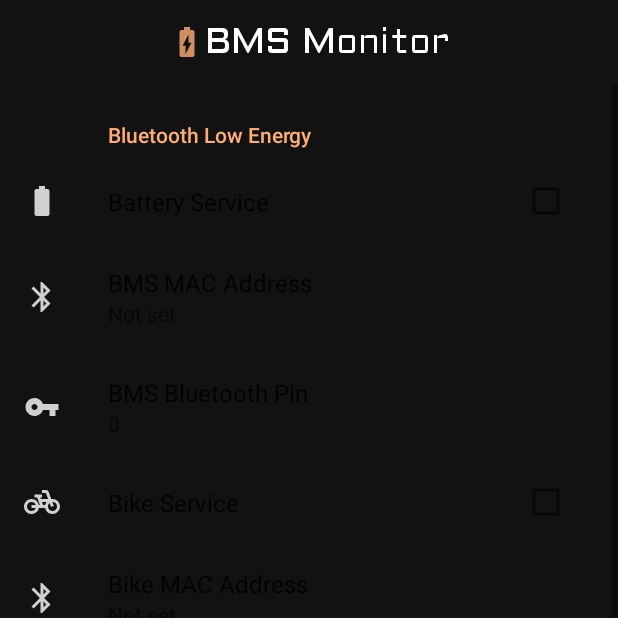
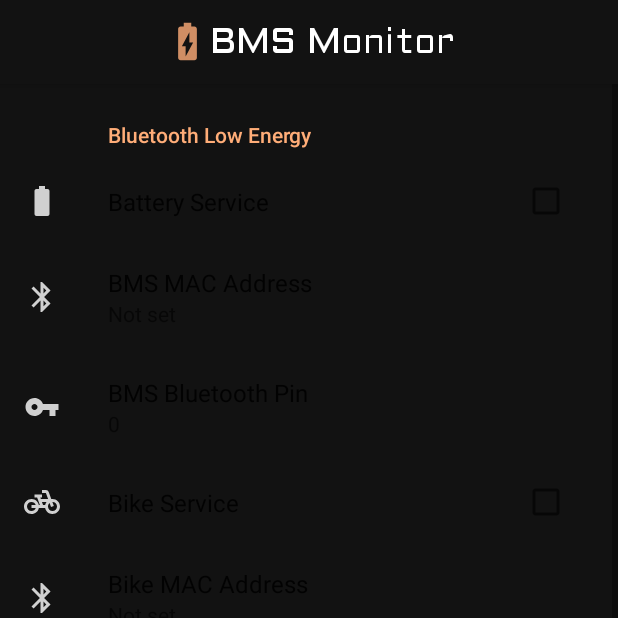
Before and after one commit to Jnnshschl/AndroidBMSApp, an Android app: the SettingsFragment screen opened through its navigation route, on a phone screen of 412 x 824 dp, the top half of it. Run offline under Robolectric (Android 15) with nearby library versions, the phone set to English and light mode, and no system bars; our stand-ins replace androidx.preference; libraries missing offline, so code that uses them is left out: com.github.anastr.speedviewlib, com.github.mikephil.charting, io.realm; 25 statements that could not run were skipped.

Commit message:
small ui tweaks, refactoring

```diff
--- a/app/build.gradle
+++ b/app/build.gradle
@@ -41,7 +41,6 @@ android {
 }
 
 dependencies {
-    implementation "org.jetbrains.kotlin:kotlin-stdlib:$kotlin_version"
     implementation 'androidx.core:core-ktx:1.3.2'
     implementation 'androidx.appcompat:appcompat:1.2.0'
     implementation 'com.google.android.material:material:1.2.1'
--- a/app/src/main/java/de/jnns/bmsmonitor/BatteryFragment.kt
+++ b/app/src/main/java/de/jnns/bmsmonitor/BatteryFragment.kt
@@ -5,7 +5,6 @@ import android.content.Context
 import android.content.Intent
 import android.content.IntentFilter
 import android.content.res.ColorStateList
-import android.graphics.Color
 import android.os.Bundle
 import android.view.LayoutInflater
 import android.view.View
@@ -21,12 +20,7 @@ import com.github.anastr.speedviewlib.components.Section
 import com.github.mikephil.charting.data.BarData
 import com.github.mikephil.charting.data.BarDataSet
 import com.github.mikephil.charting.data.BarEntry
-import com.github.mikephil.charting.data.Entry
 import com.github.mikephil.charting.formatter.DefaultValueFormatter
-import com.github.mikephil.charting.formatter.IValueFormatter
-import com.github.mikephil.charting.formatter.ValueFormatter
-import com.github.mikephil.charting.utils.ColorTemplate
-import com.github.mikephil.charting.utils.ViewPortHandler
 import com.google.gson.Gson
 import de.jnns.bmsmonitor.data.BatteryData
 import de.jnns.bmsmonitor.databinding.FragmentBatteryBinding
@@ -43,23 +37,19 @@ class BatteryFragment : Fragment() {
     // no need to refresh data in the background
     private var isInForeground = false
 
-    // used to create the cell bars
-    private lateinit var cellBars: ArrayList<ProgressBar>
-    private var cellBarsInitialized = false
-
     // time calculation smoothing
     // default 5 min
     private var smoothCount = 60 * 5
     private var smoothIndex = 0
     private var wattValues = FloatArray(smoothCount)
 
-    private var minCellVoltage = 4200
-    private var maxCellVoltage = 3000
+    private var minCellVoltage = 0
+    private var maxCellVoltage = 0
 
     private val mMessageReceiver: BroadcastReceiver = object : BroadcastReceiver() {
         override fun onReceive(context: Context, intent: Intent) {
             try {
-                val msg: String = intent.getStringExtra("batteryData")
+                val msg: String = intent.getStringExtra("batteryData")!!
 
                 binding.labelStatus.text = String.format(resources.getString(R.string.connectedToBms), intent.getStringExtra("deviceName"))
 
@@ -126,10 +116,10 @@ class BatteryFragment : Fragment() {
         binding.speedViewSpeed.minSpeed = PreferenceManager.getDefaultSharedPreferences(requireContext()).getString("minPower", "-500")!!.toFloat()
         binding.speedViewSpeed.maxSpeed = PreferenceManager.getDefaultSharedPreferences(requireContext()).getString("maxPower", "1000")!!.toFloat()
 
-        minCellVoltage = PreferenceManager.getDefaultSharedPreferences(requireContext()).getString("minCellVoltage", "1000")!!.toInt()
-        maxCellVoltage = PreferenceManager.getDefaultSharedPreferences(requireContext()).getString("maxCellVoltage", "1000")!!.toInt()
+        minCellVoltage = PreferenceManager.getDefaultSharedPreferences(requireContext()).getString("minCellVoltage", "2500")!!.toInt()
+        maxCellVoltage = PreferenceManager.getDefaultSharedPreferences(requireContext()).getString("maxCellVoltage", "4200")!!.toInt()
 
-        binding.barchartCells.setNoDataTextColor(resources.getColor(R.color.white))
+        binding.barchartCells.setNoDataTextColor(requireActivity().getColor(R.color.white))
         binding.barchartCells.setNoDataText("...")
 
         binding.barchartCells.setPinchZoom(false)
@@ -160,7 +150,6 @@ class BatteryFragment : Fragment() {
         super.onResume()
 
         isInForeground = true
-        cellBarsInitialized = false
 
         binding.speedViewSpeed.speedTo(0.0f, 0)
         binding.labelStatus.text = getString(R.string.waitForBms)
@@ -231,10 +220,10 @@ class BatteryFragment : Fragment() {
             }
 
             val barDataSetVoltage = BarDataSet(cellBars, "Cell Voltages")
-            barDataSetVoltage.valueTextColor = resources.getColor(R.color.white)
+            barDataSetVoltage.valueTextColor = requireActivity().getColor(R.color.white)
             barDataSetVoltage.valueTextSize = 12.0f
             barDataSetVoltage.valueFormatter = DefaultValueFormatter(2)
-            barDataSetVoltage.setColors(resources.getColor(R.color.primaryLightGreen))
+            barDataSetVoltage.setColors(requireActivity().getColor(R.color.primaryLightGreen))
 
             val barData = BarData(barDataSetVoltage)
             binding.barchartCells.data = barData
@@ -421,7 +410,7 @@ class BatteryFragment : Fragment() {
         }
     }
 
-    private fun roundTo(value: Float, decimals: Int = 0): Float {
+    private fun roundTo(value: Float, decimals: Int): Float {
         if (value.isNaN() || value.isInfinite()) {
             return 0.0f
         }
--- a/app/src/main/java/de/jnns/bmsmonitor/BikeFragment.kt
+++ b/app/src/main/java/de/jnns/bmsmonitor/BikeFragment.kt
@@ -5,18 +5,17 @@ import android.content.Context
 import android.content.Intent
 import android.content.IntentFilter
 import android.os.Bundle
-import androidx.fragment.app.Fragment
 import android.view.LayoutInflater
 import android.view.View
 import android.view.ViewGroup
 import androidx.core.content.ContextCompat
+import androidx.fragment.app.Fragment
 import androidx.localbroadcastmanager.content.LocalBroadcastManager
 import androidx.navigation.findNavController
 import androidx.preference.PreferenceManager
 import com.github.anastr.speedviewlib.components.Section
 import com.google.gson.Gson
 import de.jnns.bmsmonitor.data.BikeData
-import de.jnns.bmsmonitor.databinding.FragmentBatteryBinding
 import de.jnns.bmsmonitor.databinding.FragmentBikeBinding
 
 @ExperimentalUnsignedTypes
@@ -27,7 +26,7 @@ class BikeFragment : Fragment() {
     private val mMessageReceiver: BroadcastReceiver = object : BroadcastReceiver() {
         override fun onReceive(context: Context, intent: Intent) {
             try {
-                val msg: String = intent.getStringExtra("bikeData")
+                val msg: String = intent.getStringExtra("bikeData")!!
 
                 binding.labelStatus.text = String.format(resources.getString(R.string.connectedToBike), intent.getStringExtra("deviceName"))
 
--- a/app/src/main/java/de/jnns/bmsmonitor/MainActivity.kt
+++ b/app/src/main/java/de/jnns/bmsmonitor/MainActivity.kt
@@ -24,15 +24,14 @@ class MainActivity : AppCompatActivity() {
         super.onCreate(savedInstanceState)
 
         Realm.init(this)
-        Realm.compactRealm(Realm.getDefaultConfiguration())
+        Realm.compactRealm(Realm.getDefaultConfiguration()!!)
 
         // delete data older than 24h
         // val realm = Realm.getDefaultInstance()
         // realm.where<BatteryData>().lessThan("timestamp", System.currentTimeMillis() - 86400000)
 
         _binding = ActivityMainBinding.inflate(layoutInflater)
-        val view = binding.root
-        setContentView(view)
+        setContentView(binding.root)
 
         val batteryEnabled = PreferenceManager.getDefaultSharedPreferences(this).getBoolean("batteryEnabled", false)
         val bikeEnabled = PreferenceManager.getDefaultSharedPreferences(this).getBoolean("bikeEnabled", false)
--- a/app/src/main/java/de/jnns/bmsmonitor/SettingsFragment.kt
+++ b/app/src/main/java/de/jnns/bmsmonitor/SettingsFragment.kt
@@ -16,16 +16,20 @@ class SettingsFragment : PreferenceFragmentCompat() {
     override fun onViewCreated(view: View, savedInstanceState: Bundle?) {
         super.onViewCreated(view, savedInstanceState)
 
-        val mainActivity = requireActivity() as MainActivity
         val btPreference = findPreference<ListPreference>("macAddress") as ListPreference
+        val btPreferenceBike = findPreference<ListPreference>("macAddressBike") as ListPreference
 
         val bleNames = BleManager.i.getBleNames()
         bleNames.add("None")
         btPreference.entries = bleNames.toTypedArray()
+        btPreferenceBike.entries = bleNames.toTypedArray()
 
         val bleAddresses = BleManager.i.getBleAddresses()
         bleAddresses.add("0")
         btPreference.entryValues = bleAddresses.toTypedArray()
+        btPreferenceBike.entryValues = bleAddresses.toTypedArray()
+
+        val mainActivity = requireActivity() as MainActivity
 
         mainActivity.binding.bottomNavigation.setOnNavigationItemSelectedListener { item ->
             when (item.itemId) {
--- a/app/src/main/java/de/jnns/bmsmonitor/bike/LcdToMcuResponse.kt
+++ b/app/src/main/java/de/jnns/bmsmonitor/bike/LcdToMcuResponse.kt
@@ -1,6 +1,4 @@
 package de.jnns.bmsmonitor.bike
-
-import kotlin.experimental.and
 
 @ExperimentalUnsignedTypes
 class LcdToMcuResponse(bytes: ByteArray) {
--- a/app/src/main/java/de/jnns/bmsmonitor/bluetooth/BikeGattClientCallback.kt
+++ b/app/src/main/java/de/jnns/bmsmonitor/bluetooth/BikeGattClientCallback.kt
@@ -17,10 +17,11 @@ class BikeGattClientCallback(
     val onConnectionFailed: () -> Unit
 ) :
     BluetoothGattCallback() {
+
+    var isConnected = false
+
     lateinit var lcdToMcuCharacteristic: BluetoothGattCharacteristic
     lateinit var mcuToLcdCharacteristic: BluetoothGattCharacteristic
-
-    var isConnected = false
 
     private val serviceUuid = UUID.fromString("c5bcf4cf-48fc-4cbd-a103-22d839e13d33")
     private val lcdToMcuUuid = UUID.fromString("e756a872-cf61-4e8a-bfe7-68868ce56092")
--- a/app/src/main/java/de/jnns/bmsmonitor/bluetooth/BmsGattClientCallback.kt
+++ b/app/src/main/java/de/jnns/bmsmonitor/bluetooth/BmsGattClientCallback.kt
@@ -17,10 +17,11 @@ class BmsGattClientCallback(
     val onConnectionFailed: () -> Unit
 ) :
     BluetoothGattCallback() {
+
+    var isConnected = false
+
     lateinit var readCharacteristic: BluetoothGattCharacteristic
     lateinit var writeCharacteristic: BluetoothGattCharacteristic
-
-    var isConnected = false
 
     private val uartUuid = UUID.fromString("0000ff00-0000-1000-8000-00805f9b34fb")
     private val rxUuid = UUID.fromString("0000ff01-0000-1000-8000-00805f9b34fb")
--- a/app/src/main/res/layout/activity_main.xml
+++ b/app/src/main/res/layout/activity_main.xml
@@ -21,8 +21,8 @@
 
         <ImageView
             android:id="@+id/imageBar"
-            android:layout_width="wrap_content"
-            android:layout_height="wrap_content"
+            android:layout_width="30dp"
+            android:layout_height="30dp"
             android:layout_gravity="center"
             android:contentDescription="@string/imageBattery"
             app:srcCompat="@drawable/ic_appbar_icon"
--- a/app/src/main/res/xml/preferences.xml
+++ b/app/src/main/res/xml/preferences.xml
@@ -31,7 +31,7 @@
             app:title="@string/settingsBikeEnabled"
             app:useSimpleSummaryProvider="true" />
 
-        <EditTextPreference
+        <ListPreference
             app:icon="@drawable/ic_bluetooth"
             app:key="macAddressBike"
             app:title="@string/settingsBluetoothMacBike"
```
Also changed, not shown: app/src/main/java/de/jnns/bmsmonitor/StatsFragment.kt (+57 -18 lines), app/src/main/java/de/jnns/bmsmonitor/bike/WheelSize.kt (deleted, +0 -22 lines), app/src/main/res/layout/fragment_battery.xml (+76 -77 lines), app/src/main/res/layout/fragment_stats.xml (+4 -4 lines).
